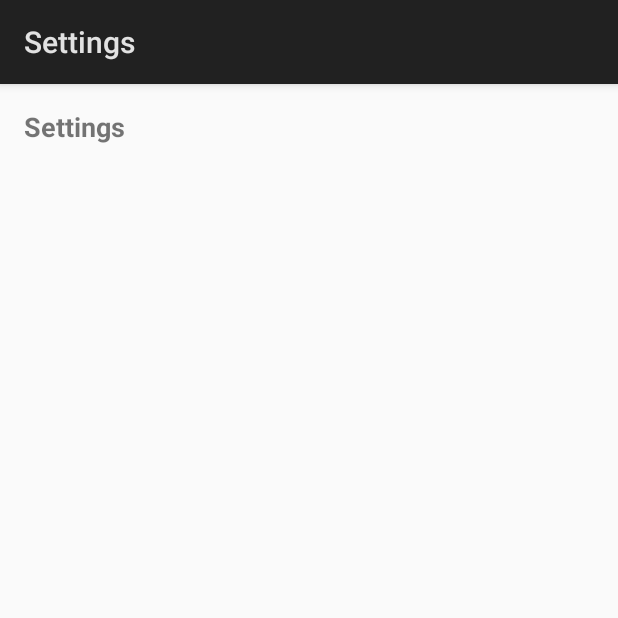
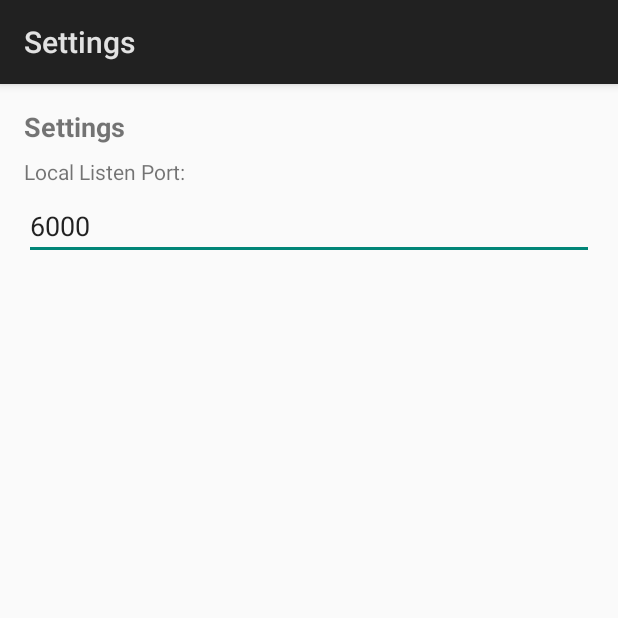
Before and after one commit to dimadesu/bond-bunny, an Android app: the screen it shows after launch (SettingsActivity), after a tap on "SETTINGS", on a phone screen of 412 x 824 dp, the top half of it. Run offline under Robolectric (Android 15) with nearby library versions, the phone set to English and light mode, and no system bars.

Commit message:
Move listen port to Settings

```diff
--- a/src/main/java/com/example/srtla/MainActivity.java
+++ b/src/main/java/com/example/srtla/MainActivity.java
@@ -43,7 +43,6 @@ public class MainActivity extends Activity {
 
     private EditText editSrtlaReceiverHost;
     private EditText editSrtlaReceiverPort;
-    private EditText editSrtListenPort;
     private EditText editStreamId;
     private Button buttonStart;
     private Button buttonStop;
@@ -107,7 +106,6 @@ public class MainActivity extends Activity {
     private void initViews() {
         editSrtlaReceiverHost = findViewById(R.id.edit_server_host);
         editSrtlaReceiverPort = findViewById(R.id.edit_server_port);
-        editSrtListenPort = findViewById(R.id.edit_listen_port);
         editStreamId = findViewById(R.id.edit_stream_id);
         buttonStart = findViewById(R.id.button_start);
         buttonStop = findViewById(R.id.button_stop);
@@ -164,7 +162,6 @@ public class MainActivity extends Activity {
             }
         };
 
-        editSrtListenPort.addTextChangedListener(urlUpdateWatcher);
         editStreamId.addTextChangedListener(urlUpdateWatcher);
 
         // Load saved preferences or use default values
@@ -180,7 +177,6 @@ public class MainActivity extends Activity {
         // Save current form values and service state
         outState.putString("srtla_host", editSrtlaReceiverHost.getText().toString());
         outState.putString("srtla_port", editSrtlaReceiverPort.getText().toString());
-        outState.putString("listen_port", editSrtListenPort.getText().toString());
         outState.putString("stream_id", editStreamId.getText().toString());
         outState.putBoolean("service_running", serviceRunning);
     }
@@ -192,7 +188,6 @@ public class MainActivity extends Activity {
         if (savedInstanceState != null) {
             editSrtlaReceiverHost.setText(savedInstanceState.getString("srtla_host", "au.srt.belabox.net"));
             editSrtlaReceiverPort.setText(savedInstanceState.getString("srtla_port", "5000"));
-            editSrtListenPort.setText(savedInstanceState.getString("listen_port", "6000"));
             editStreamId.setText(savedInstanceState.getString("stream_id", ""));
             // Service state will be checked in onResume()
         }
@@ -202,7 +197,8 @@ public class MainActivity extends Activity {
         Log.i("MainActivity", "startSrtlaService() called");
         String srtlaReceiverHost = editSrtlaReceiverHost.getText().toString().trim();
         String srtlaReceiverPort = editSrtlaReceiverPort.getText().toString().trim();
-        String srtListenPort = editSrtListenPort.getText().toString().trim();
+        SharedPreferences prefs = getSharedPreferences(PREFS_NAME, MODE_PRIVATE);
+        String srtListenPort = prefs.getString(PREF_LISTEN_PORT, "6000").trim();
 
         if (srtlaReceiverHost.isEmpty() || srtlaReceiverPort.isEmpty() || srtListenPort.isEmpty()) {
             Toast.makeText(this, "Please fill SRTLA receiver host, port, and SRT listen port", Toast.LENGTH_SHORT).show();
@@ -480,7 +476,6 @@ public class MainActivity extends Activity {
 
         editSrtlaReceiverHost.setText(savedHost);
         editSrtlaReceiverPort.setText(savedSrtlaPort);
-        editSrtListenPort.setText(savedListenPort);
         editStreamId.setText(savedStreamId);
         updateAdvancedFeatureButtons();
     }
@@ -491,7 +486,6 @@ public class MainActivity extends Activity {
 
         editor.putString(PREF_SRTLA_HOST, editSrtlaReceiverHost.getText().toString().trim());
         editor.putString(PREF_SRTLA_PORT, editSrtlaReceiverPort.getText().toString().trim());
-        editor.putString(PREF_LISTEN_PORT, editSrtListenPort.getText().toString().trim());
         editor.putString(PREF_STREAM_ID, editStreamId.getText().toString().trim());
         editor.putBoolean(PREF_STICKINESS_ENABLED, stickinessEnabled);
         editor.putBoolean(PREF_QUALITY_SCORING_ENABLED, qualityScoringEnabled);
@@ -510,7 +504,8 @@ public class MainActivity extends Activity {
     }
 
     private void updateSrtUrls() {
-        String port = editSrtListenPort.getText().toString().trim();
+        SharedPreferences prefs = getSharedPreferences(PREFS_NAME, MODE_PRIVATE);
+        String port = prefs.getString(PREF_LISTEN_PORT, "6000").trim();
         if (port.isEmpty()) {
             port = "6000"; // Default port
         }
--- a/src/main/java/com/example/srtla/SettingsActivity.java
+++ b/src/main/java/com/example/srtla/SettingsActivity.java
@@ -1,12 +1,44 @@
 package com.example.srtla;
 
 import android.app.Activity;
+import android.content.SharedPreferences;
 import android.os.Bundle;
+import android.text.Editable;
+import android.text.TextWatcher;
+import android.widget.EditText;
 
 public class SettingsActivity extends Activity {
+    private static final String PREFS_NAME = "SrtlaAppPrefs";
+    private static final String PREF_LISTEN_PORT = "listen_port";
+
+    private EditText editListenPort;
+
     @Override
     protected void onCreate(Bundle savedInstanceState) {
         super.onCreate(savedInstanceState);
         setContentView(R.layout.activity_settings);
+
+        editListenPort = findViewById(R.id.edit_listen_port);
+
+        // Load saved listen port or default
+        SharedPreferences prefs = getSharedPreferences(PREFS_NAME, MODE_PRIVATE);
+        String savedListenPort = prefs.getString(PREF_LISTEN_PORT, "6000");
+        editListenPort.setText(savedListenPort);
+
+        // Persist changes as user types
+        editListenPort.addTextChangedListener(new TextWatcher() {
+            @Override
+            public void beforeTextChanged(CharSequence s, int start, int count, int after) {}
+
+            @Override
+            public void onTextChanged(CharSequence s, int start, int before, int count) {}
+
+            @Override
+            public void afterTextChanged(Editable s) {
+                SharedPreferences.Editor editor = prefs.edit();
+                editor.putString(PREF_LISTEN_PORT, s.toString().trim());
+                editor.apply();
+            }
+        });
     }
 }
--- a/src/main/res/layout/activity_settings.xml
+++ b/src/main/res/layout/activity_settings.xml
@@ -18,6 +18,20 @@
       android:textSize="18sp"
       android:layout_marginBottom="8dp" />
 
+    <TextView
+      android:layout_width="wrap_content"
+      android:layout_height="wrap_content"
+      android:text="Local Listen Port:"
+      android:layout_marginBottom="4dp" />
+
+    <EditText
+      android:id="@+id/edit_listen_port"
+      android:layout_width="match_parent"
+      android:layout_height="wrap_content"
+      android:hint="6000 (SRT client connects here)"
+      android:inputType="number"
+      android:layout_marginBottom="12dp" />
+
   </LinearLayout>
 
 </ScrollView>
```
Also changed, not shown: src/main/res/layout/activity_main.xml (+0 -14 lines).
